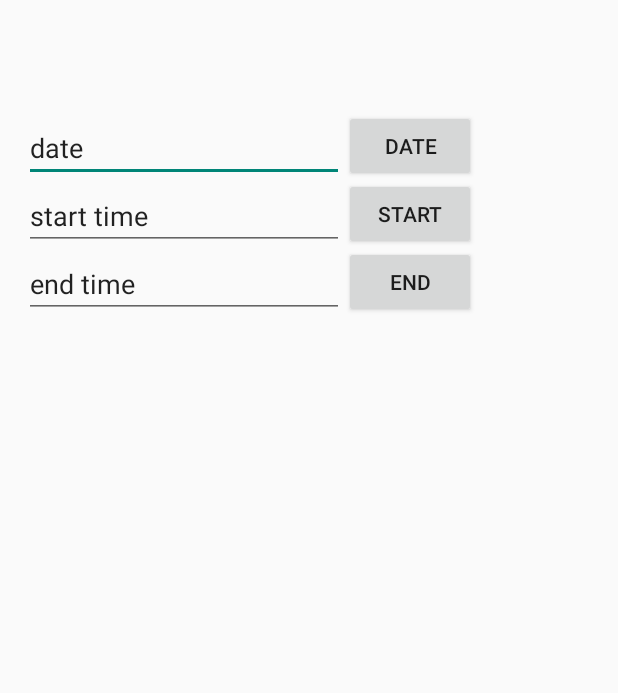
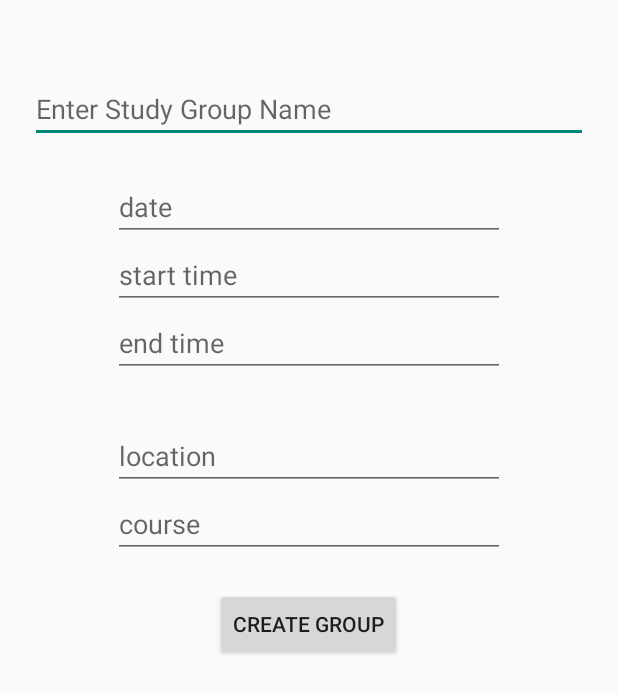
Before and after one commit to krs85/DUStudyBuddies, an Android app: the CreateGroupActivity screen opened directly, with no data from a screen before it, on a phone screen of 412 x 824 dp. Shown: the top 693 px of the screen. Run offline under Robolectric (Android 15) with nearby library versions, the phone set to English and light mode, and no system bars; network calls fail.

Commit message:
Fixed the study group activity, added a group class, and changed the manifest to lock screen in portrait mode.

```diff
--- a/app/src/main/AndroidManifest.xml
+++ b/app/src/main/AndroidManifest.xml
@@ -12,11 +12,13 @@
         android:theme="@style/AppTheme" >
         <activity
             android:name=".Activities.MainActivity"
-            android:label="@string/app_name" >
+            android:label="@string/app_name"
+            android:screenOrientation="portrait">
         </activity>
         <activity
             android:name=".Activities.LoginActivity"
-            android:label="Login" >
+            android:label="Login"
+            android:screenOrientation="portrait">
             <intent-filter>
                 <action android:name="android.intent.action.MAIN" />
 
@@ -25,7 +27,8 @@
         </activity>
         <activity
             android:name=".Activities.CreateGroupActivity"
-            android:label="@string/title_activity_create_group" >
+            android:label="@string/title_activity_create_group"
+            android:screenOrientation="portrait">
         </activity>
         <activity
             android:name=".Activities.GroupCalendar"
--- a/app/src/main/java/com/shemeshapps/drexelstudybuddies/Activities/CreateGroupActivity.java
+++ b/app/src/main/java/com/shemeshapps/drexelstudybuddies/Activities/CreateGroupActivity.java
@@ -14,6 +14,7 @@ import android.app.Activity;
 import android.app.DatePickerDialog;
 import android.app.TimePickerDialog;
 import android.os.Bundle;
+import android.text.method.TextKeyListener;
 import android.view.View;
 import android.view.View.OnClickListener;
 import android.widget.Button;
@@ -23,11 +24,9 @@ import android.widget.TimePicker;
 
 import com.shemeshapps.drexelstudybuddies.R;
 
-public class CreateGroupActivity extends Activity implements
-        OnClickListener {
+public class CreateGroupActivity extends Activity {
 
     // Widget GUI
-    Button btnCalendar, btnStartTimePicker, btnEndTimePicker;
     EditText txtDate, txtStartTime, txtEndTime;
 
     // Variable for storing current date and time
@@ -39,32 +38,24 @@ public class CreateGroupActivity extends Activity implements
         super.onCreate(savedInstanceState);
         setContentView(R.layout.activity_create_group);
 
-        btnCalendar = (Button) findViewById(R.id.date_btn);
-        btnStartTimePicker = (Button) findViewById(R.id.start_btn);
-        btnEndTimePicker = (Button) findViewById(R.id.end_btn);
-
         txtDate = (EditText) findViewById(R.id.date_txt);
         txtStartTime = (EditText) findViewById(R.id.start_time_txt);
         txtEndTime = (EditText) findViewById(R.id.end_time_txt);
 
-        btnCalendar.setOnClickListener(this);
-        btnStartTimePicker.setOnClickListener(this);
-        btnEndTimePicker.setOnClickListener(this);
-    }
+
+
+        txtDate.setOnClickListener(new OnClickListener() {
 
             @Override
             public void onClick(View v) {
-
-        if (v == btnCalendar) {
-
-            // Process to get Current Date
+                    TextKeyListener.clear((txtDate).getText());
                     final Calendar c = Calendar.getInstance();
                     mYear = c.get(Calendar.YEAR);
                     mMonth = c.get(Calendar.MONTH);
                     mDay = c.get(Calendar.DAY_OF_MONTH);
 
                     // Launch Date Picker Dialog
-            DatePickerDialog dpd = new DatePickerDialog(this,
+                    DatePickerDialog dpd = new DatePickerDialog(CreateGroupActivity.this,
                             new DatePickerDialog.OnDateSetListener() {
 
                                 @Override
@@ -77,16 +68,24 @@ public class CreateGroupActivity extends Activity implements
                                 }
                             }, mYear, mMonth, mDay);
                     dpd.show();
+
+
+
             }
-        if (v == btnStartTimePicker) {
 
-            // Process to get Current Time
+        });
+
+        txtStartTime.setOnClickListener(new OnClickListener() {
+
+            @Override
+            public void onClick(View v) {
+                    TextKeyListener.clear((txtStartTime).getText());
                     final Calendar c = Calendar.getInstance();
                     mHour = c.get(Calendar.HOUR_OF_DAY);
                     mMinute = c.get(Calendar.MINUTE);
 
                     // Launch Time Picker Dialog
-            TimePickerDialog tpd = new TimePickerDialog(this,
+                    TimePickerDialog tpd = new TimePickerDialog(CreateGroupActivity.this,
                             new TimePickerDialog.OnTimeSetListener() {
 
                                 @Override
@@ -97,17 +96,22 @@ public class CreateGroupActivity extends Activity implements
                                 }
                             }, mHour, mMinute, false);
                     tpd.show();
+
                 }
 
-        if (v == btnEndTimePicker) {
+        });
 
-            // Process to get Current Time
+        txtEndTime.setOnClickListener(new OnClickListener() {
+
+            @Override
+            public void onClick(View v) {
+                    TextKeyListener.clear((txtEndTime).getText());
                     final Calendar c = Calendar.getInstance();
                     mHour = c.get(Calendar.HOUR_OF_DAY);
                     mMinute = c.get(Calendar.MINUTE);
 
                     // Launch Time Picker Dialog
-            TimePickerDialog tpd = new TimePickerDialog(this,
+                    TimePickerDialog tpd = new TimePickerDialog(CreateGroupActivity.this,
                             new TimePickerDialog.OnTimeSetListener() {
 
                                 @Override
@@ -118,6 +122,47 @@ public class CreateGroupActivity extends Activity implements
                                 }
                             }, mHour, mMinute, false);
                     tpd.show();
+
                 }
+
+        });
     }
+
+
+
+//    @Override
+//    public void onFocusChange(View v, boolean hasFocus) {
+//
+//        if (v == txtDate) {
+//
+//            // Process to get Current Date
+
+//        }
+//        if (v == txtStartTime) {
+//
+//            // Process to get Current Time
+
+//        }
+//
+//        if (v == txtEndTime) {
+//
+//            // Process to get Current Time
+//            final Calendar c = Calendar.getInstance();
+//            mHour = c.get(Calendar.HOUR_OF_DAY);
+//            mMinute = c.get(Calendar.MINUTE);
+//
+//            // Launch Time Picker Dialog
+//            TimePickerDialog tpd = new TimePickerDialog(this,
+//                    new TimePickerDialog.OnTimeSetListener() {
+//
+//                        @Override
+//                        public void onTimeSet(TimePicker view, int hourOfDay,
+//                                              int minute) {
+//                            // Display Selected time in textbox
+//                            txtEndTime.setText(hourOfDay + ":" + minute);
+//                        }
+//                    }, mHour, mMinute, false);
+//            tpd.show();
+//        }
+//    }
 }
--- /dev/null
+++ b/app/src/main/java/com/shemeshapps/drexelstudybuddies/Models/Group.java
@@ -0,0 +1,23 @@
+package com.shemeshapps.drexelstudybuddies.Models;
+
+/**
+ * Created by bret on 3/11/15.
+ */
+public class Group {
+    public String groupName;
+    public String date;
+    public String startTime;
+    public String endTime;
+    public String location;
+    public String course;
+
+
+    public Group(String groupName, String date, String startTime, String endTime, String location, String course) {
+        this.groupName = groupName;
+        this.date = date;
+        this.startTime = startTime;
+        this.endTime = endTime;
+        this.location = location;
+        this.course = course;
+    }
+}
--- a/app/src/main/res/layout/activity_create_group.xml
+++ b/app/src/main/res/layout/activity_create_group.xml
@@ -1,69 +1,75 @@
-<RelativeLayout xmlns:android="http://schemas.android.com/apk/res/android"
-    xmlns:tools="http://schemas.android.com/tools" android:layout_width="match_parent"
-    android:layout_height="match_parent" android:paddingLeft="@dimen/activity_horizontal_margin"
-    android:paddingRight="@dimen/activity_horizontal_margin"
-    android:paddingTop="@dimen/activity_vertical_margin"
-    android:paddingBottom="@dimen/activity_vertical_margin"
+<LinearLayout xmlns:android="http://schemas.android.com/apk/res/android"
+    xmlns:tools="http://schemas.android.com/tools"
+    android:layout_width="fill_parent"
+    android:layout_height="fill_parent"
+    android:orientation="vertical"
+    android:layout_gravity="center_vertical"
+
     tools:context="com.shemeshapps.drexelstudybuddies.Activities.CreateGroupActivity">
 
     <EditText
-        android:layout_width="wrap_content"
+        android:layout_width="fill_parent"
+        android:layout_height="wrap_content"
+        android:id="@+id/grp_name"
+        android:layout_marginTop="50dp"
+        android:layout_marginRight="20dp"
+        android:layout_marginLeft="20dp"
+        android:hint="Enter Study Group Name"/>
+
+    <EditText
+        android:layout_width="fill_parent"
+        android:layout_height="wrap_content"
+        android:inputType="date"
+        android:id="@+id/date_txt"
+        android:layout_marginRight="75dp"
+        android:layout_marginLeft="75dp"
+        android:layout_marginTop="20dp"
+        android:hint="date"
+        android:focusable="false"
+        android:focusableInTouchMode="false"/>
+
+    <EditText
+        android:layout_width="fill_parent"
+        android:layout_height="wrap_content"
+        android:id="@+id/start_time_txt"
+        android:layout_marginRight="75dp"
+        android:layout_marginLeft="75dp"
+        android:hint="start time"
+        android:focusable="false"
+        android:focusableInTouchMode="false"/>
+
+    <EditText
+        android:layout_width="fill_parent"
         android:layout_height="wrap_content"
         android:inputType="time"
-        android:ems="10"
-        android:id="@+id/date_txt"
-        android:layout_alignParentTop="true"
-        android:layout_alignParentLeft="true"
-        android:layout_alignParentStart="true"
-        android:layout_marginTop="60dp"
-        android:text="date" />
-
+        android:id="@+id/end_time_txt"
+        android:layout_marginRight="75dp"
+        android:layout_marginLeft="75dp"
+        android:hint="end time"
+        android:focusable="false"
+        android:focusableInTouchMode="false"/>
     <EditText
-        android:layout_width="wrap_content"
+        android:layout_width="fill_parent"
         android:layout_height="wrap_content"
-        android:inputType="time"
-        android:ems="10"
-        android:id="@+id/start_time_txt"
-        android:layout_below="@+id/date_txt"
-        android:layout_alignParentLeft="true"
-        android:layout_alignParentStart="true"
-        android:text="start time" />
-
+        android:id="@+id/location_txt"
+        android:layout_marginRight="75dp"
+        android:layout_marginLeft="75dp"
+        android:layout_marginTop="30dp"
+        android:hint="location" />
     <EditText
-        android:layout_width="wrap_content"
+        android:layout_width="fill_parent"
         android:layout_height="wrap_content"
-        android:inputType="time"
-        android:ems="10"
-        android:id="@+id/end_time_txt"
-        android:layout_below="@+id/start_time_txt"
-        android:layout_alignRight="@+id/start_time_txt"
-        android:layout_alignEnd="@+id/start_time_txt"
-        android:text="end time" />
+        android:id="@+id/course_txt"
+        android:layout_marginRight="75dp"
+        android:layout_marginLeft="75dp"
+        android:hint="course" />
 
     <Button
         android:layout_width="wrap_content"
         android:layout_height="wrap_content"
-        android:text="Date"
-        android:id="@+id/date_btn"
-        android:layout_above="@+id/start_time_txt"
-        android:layout_toRightOf="@+id/date_txt"
-        android:layout_toEndOf="@+id/date_txt" />
+        android:id="@+id/submit_grp_btn"
+        android:text="Create Group"
+        android:layout_gravity="center_horizontal"
+        android:layout_marginTop="20dp"/>
 
-    <Button
-        android:layout_width="wrap_content"
-        android:layout_height="wrap_content"
-        android:text="Start"
-        android:id="@+id/start_btn"
-        android:layout_above="@+id/end_time_txt"
-        android:layout_toRightOf="@+id/date_txt"
-        android:layout_toEndOf="@+id/date_txt" />
-
-    <Button
-        android:layout_width="wrap_content"
-        android:layout_height="wrap_content"
-        android:text="End"
-        android:id="@+id/end_btn"
-        android:layout_alignBottom="@+id/end_time_txt"
-        android:layout_toRightOf="@+id/start_time_txt"
-        android:layout_toEndOf="@+id/start_time_txt" />
-</RelativeLayout>
+</LinearLayout>
```
Also changed, not shown: 2 other files. Lines whose indentation alone changed are shown as unchanged.
